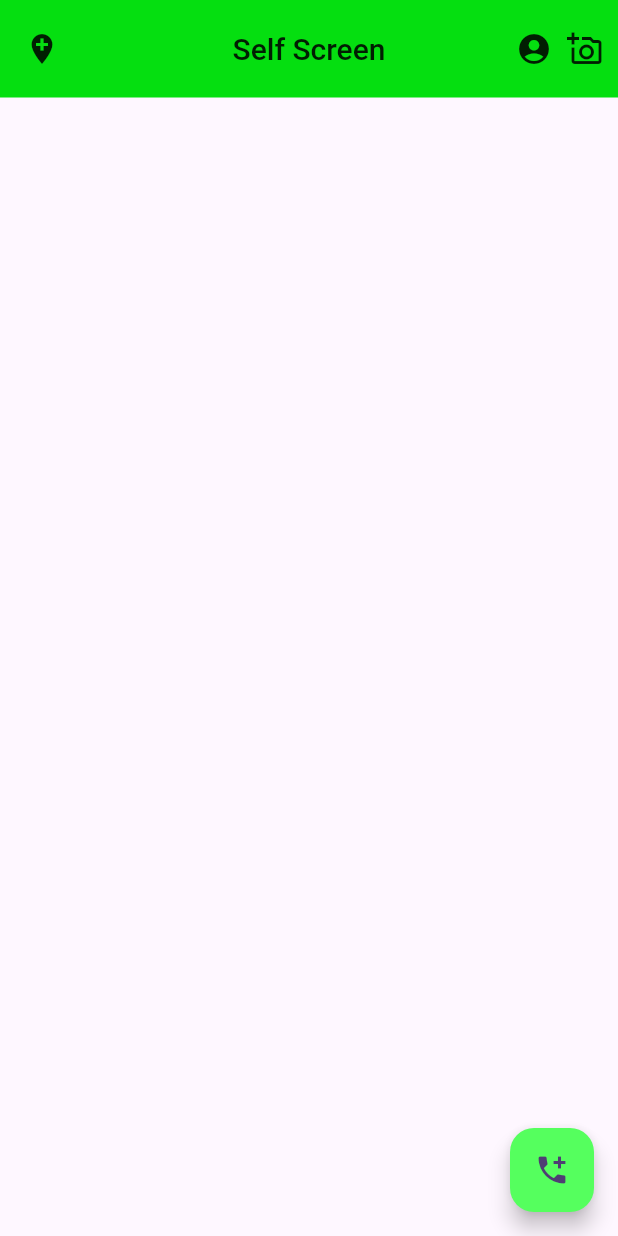
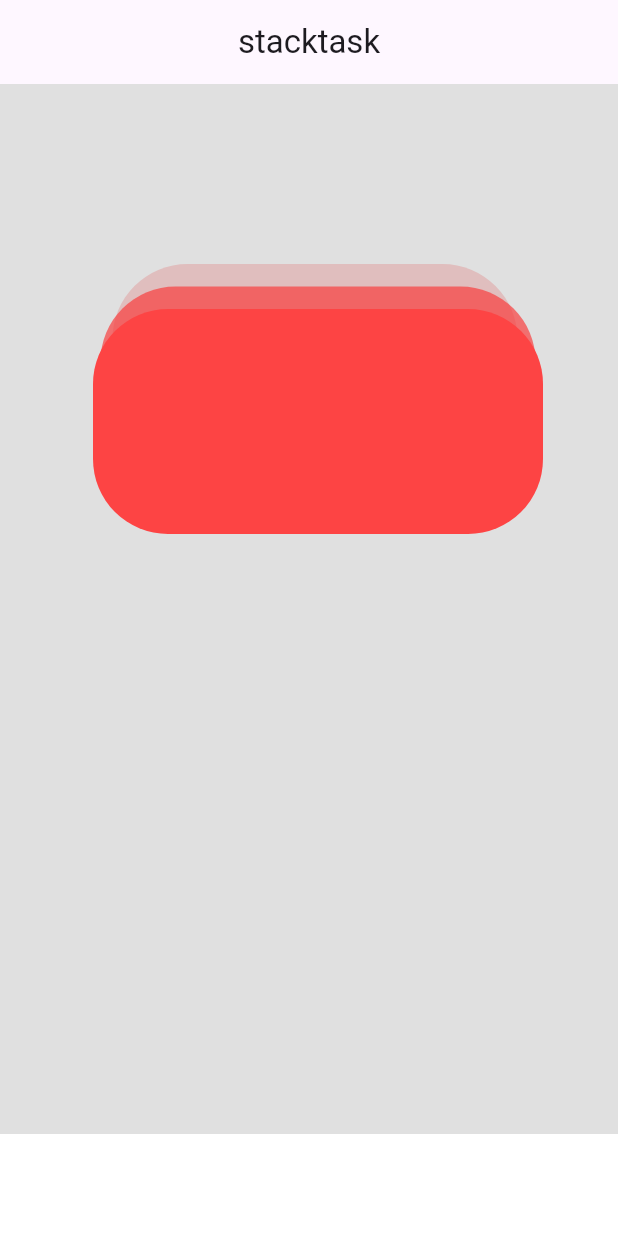
Before and after one commit to jatinthakur9/prac, a Flutter app: the screen it shows after launch, on a phone screen of 412 x 824 dp. Run offline on Flutter 3.47's test engine with Material 2 defaults, Android fonts, the phone set to English and light mode, and no system bars.

Commit message:
8th june

```diff
--- a/lib/appbarself.dart
+++ b/lib/appbarself.dart
@@ -43,7 +43,7 @@ class appbarself extends StatelessWidget {
       floatingActionButton: FloatingActionButton(
         onPressed: () {},
         backgroundColor: Color.fromARGB(255, 85, 255, 94),
-        child: Icon(Icons.add_call),
+        child: const  Icon(Icons.add_call),
       ),
     );
   }
--- a/lib/main.dart
+++ b/lib/main.dart
@@ -1,6 +1,8 @@
 import 'package:flutter/material.dart';
 import 'package:prac/appbar.dart';
 import 'package:prac/appbarself.dart';
+import 'package:prac/pracstack8june.dart';
+import 'package:prac/stacktask8june.dart';
 
 void main() {
   runApp(const MyApp());
@@ -19,7 +21,7 @@ class MyApp extends StatelessWidget {
         colorScheme: ColorScheme.fromSeed(seedColor: Colors.deepPurple),
         useMaterial3: true,
       ),
-      home: appbarself(),
+      home: Stacktask(),
     );
   }
 }
--- /dev/null
+++ b/lib/stacktask8june.dart
@@ -0,0 +1,71 @@
+import 'package:flutter/material.dart';
+
+class Stacktask extends StatelessWidget {
+  const Stacktask({super.key});
+
+  @override
+  Widget build(BuildContext context) {
+    return Scaffold(
+      appBar: AppBar(
+        title: const Text("stacktask"),
+        centerTitle: true,
+      ),
+      body: Container(
+        height: double.infinity,
+        width: double.infinity,
+        color: const Color.fromARGB(255, 255, 255, 255),
+        child: Stack(
+          children: [
+            Container(
+              height: 700,
+              width: 500,
+              color: const Color.fromARGB(31, 3, 2, 2),
+            ),
+            Positioned(
+              top: 120,
+              left: 75,
+              child: Container(
+                decoration: const BoxDecoration(
+                  color: Color.fromARGB(40, 222, 6, 6),
+                  borderRadius: BorderRadius.all(
+                    Radius.circular(50),
+                  ),
+                ),
+                width: 270,
+                height: 150,
+              ),
+            ),
+            Positioned(
+              top: 135,
+              right: 55,
+              child: Container(
+                decoration: const BoxDecoration(
+                  color: Color.fromARGB(176, 248, 60, 60),
+                  borderRadius: BorderRadius.all(
+                    Radius.circular(50),
+                  ),
+                ),
+                width: 290,
+                height: 150,
+              ),
+            ),
+            Positioned(
+              top: 150,
+              right: 50,
+              child: Container(
+                decoration: const BoxDecoration(
+                  color: Color.fromARGB(255, 253, 68, 68),
+                  borderRadius: BorderRadius.all(
+                    Radius.circular(50),
+                  ),
+                ),
+                width: 300,
+                height: 150,
+              ),
+            ),
+          ],
+        ),
+      ),
+    );
+  }
+}
```
Also changed, not shown: lib/pracstack8june.dart (added, +44 -0 lines).
